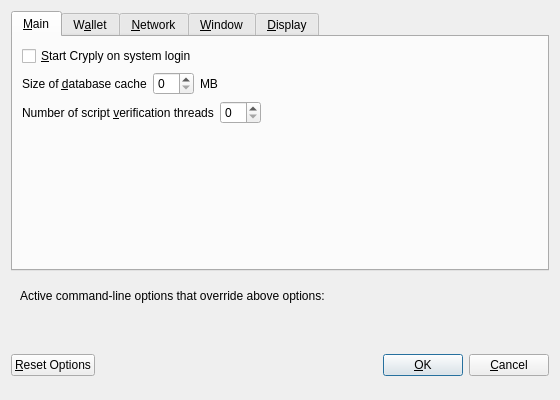
The window that src/qt/forms/optionsdialog.ui (urkoin/urkoin) describes before a commit, drawn with Qt 5.
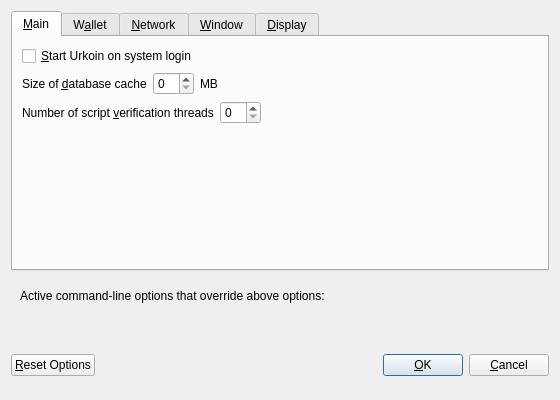
The same window after the commit. Custom widgets are drawn as their Qt base class.

Commit message: Urkoin Icons and Texts changes

```diff
--- a/src/qt/forms/optionsdialog.ui
+++ b/src/qt/forms/optionsdialog.ui
@@ -33,7 +33,7 @@
           <string>Automatically start Cryply after logging in to the system.</string>
          </property>
          <property name="text">
-          <string>&amp;Start Cryply on system login</string>
+          <string>&amp;Start Urkoin on system login</string>
          </property>
         </widget>
        </item>
```
Left out of the diff: 10 changed lines with no effect on the pictures. The commit also changes 131 other files.
